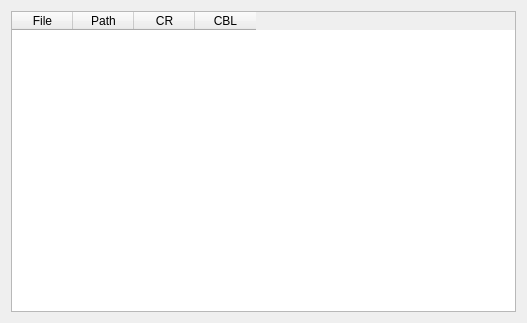
Above: fileselectionlist.ui from comictagger/comictagger before the change. Below: the same form after it.
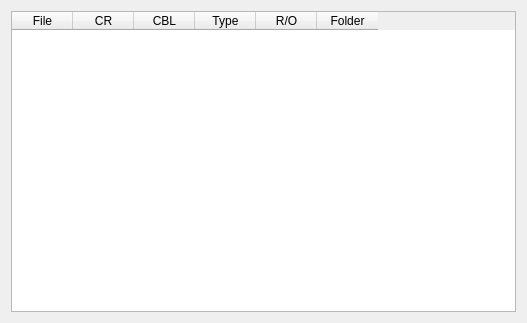
That is the form after the change.

Patch:
```diff
--- a/fileselectionlist.ui
+++ b/fileselectionlist.ui
@@ -42,11 +42,6 @@
        <string>File</string>
       </property>
      </column>
-     <column>
-      <property name="text">
-       <string>Path</string>
-      </property>
-     </column>
      <column>
       <property name="text">
        <string>CR</string>
@@ -66,6 +61,21 @@
        <set>AlignHCenter|AlignVCenter|AlignCenter</set>
       </property>
      </column>
+     <column>
+      <property name="text">
+       <string>Type</string>
+      </property>
+     </column>
+     <column>
+      <property name="text">
+       <string>R/O</string>
+      </property>
+     </column>
+     <column>
+      <property name="text">
+       <string>Folder</string>
+      </property>
+     </column>
     </widget>
    </item>
   </layout>
```
